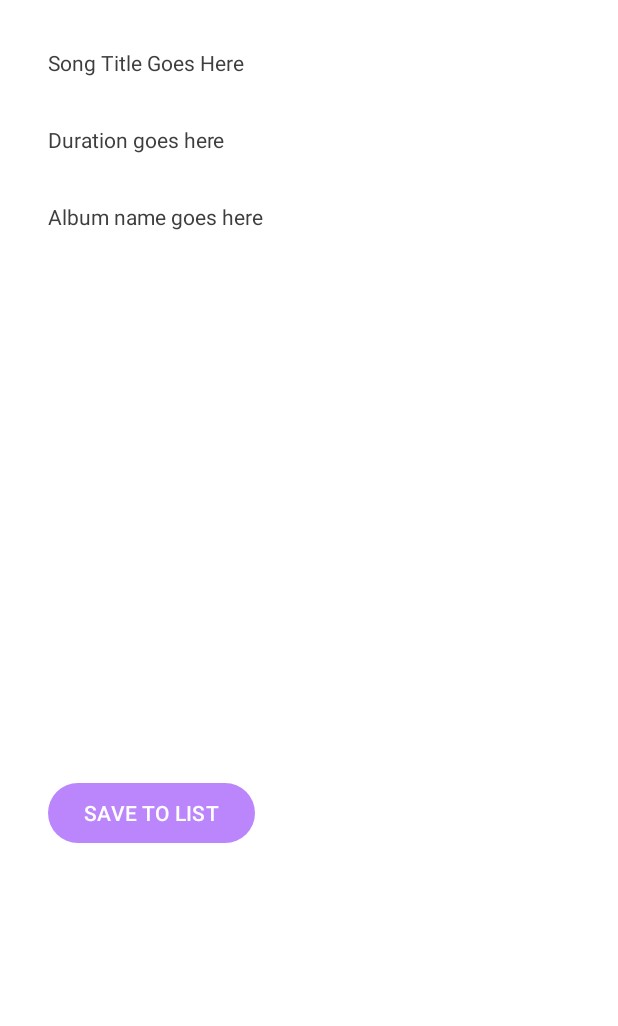
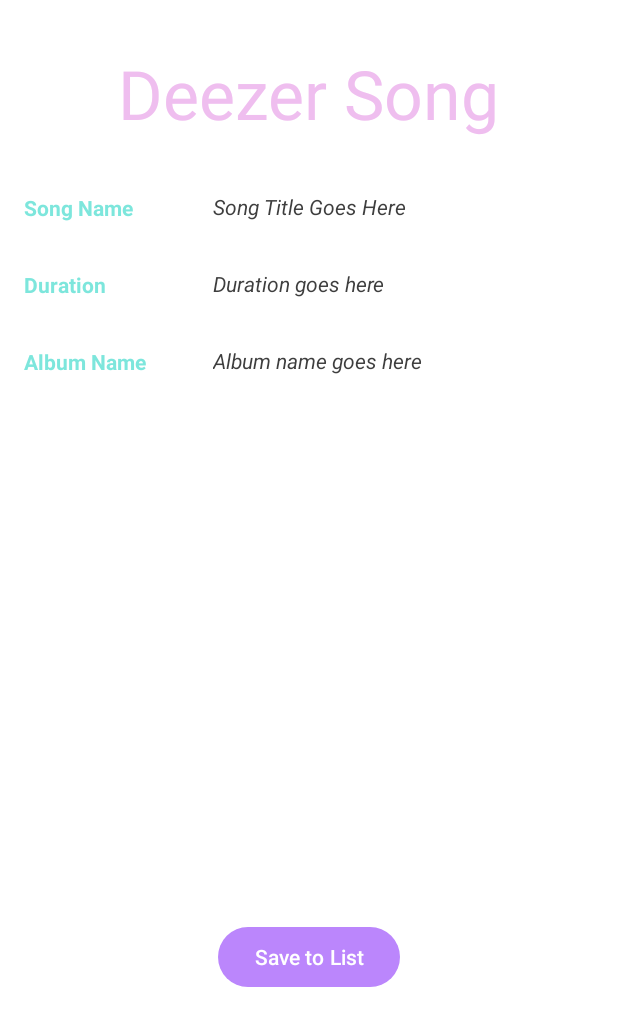
Before and after one commit to ricktang1992/CST2335Final, an Android app: the layout song_detail.xml on its own in the app's theme, with its tools: preview values and no code run, on a phone screen of 412 x 824 dp. Shown: the top 1026 px of the screen. Run offline under Robolectric (Android 15) with nearby library versions, the phone set to English and light mode, and no system bars.

Commit message:
Song - change layout 12.02.02.17

```diff
--- a/app/src/main/res/layout/song_detail.xml
+++ b/app/src/main/res/layout/song_detail.xml
@@ -8,14 +8,27 @@
     android:background="@color/white">
 
     <TextView
+        android:id="@+id/fragementViewTitle"
+        android:layout_width="wrap_content"
+        android:layout_height="wrap_content"
+        android:layout_marginTop="32dp"
+        android:text="@string/title"
+        android:textColor="@color/pink"
+        android:textSize="45dp"
+        app:layout_constraintEnd_toEndOf="parent"
+        app:layout_constraintStart_toStartOf="parent"
+        app:layout_constraintTop_toTopOf="parent" />
+
+    <TextView
         android:id="@+id/songTitle"
         android:layout_width="wrap_content"
         android:layout_height="wrap_content"
-        android:layout_marginStart="32dp"
-        android:layout_marginTop="32dp"
+        android:layout_marginTop="96dp"
         android:text="Song Title Goes Here"
+        android:textStyle="italic"
+        app:layout_constraintEnd_toEndOf="parent"
         app:layout_constraintStart_toStartOf="parent"
-        app:layout_constraintTop_toTopOf="parent" />
+        app:layout_constraintTop_toTopOf="@+id/fragementViewTitle" />
 
     <TextView
         android:id="@+id/duration"
@@ -23,6 +36,7 @@
         android:layout_height="wrap_content"
         android:layout_marginTop="32dp"
         android:text="Duration goes here"
+        android:textStyle="italic"
         app:layout_constraintStart_toStartOf="@+id/songTitle"
         app:layout_constraintTop_toBottomOf="@+id/songTitle" />
 
@@ -32,6 +46,7 @@
         android:layout_height="wrap_content"
         android:layout_marginTop="32dp"
         android:text="Album name goes here"
+        android:textStyle="italic"
         app:layout_constraintStart_toStartOf="@+id/duration"
         app:layout_constraintTop_toBottomOf="@+id/duration" />
 
@@ -40,17 +55,18 @@
         android:layout_width="300dp"
         android:layout_height="300dp"
         android:layout_marginTop="32dp"
-        app:layout_constraintStart_toStartOf="@+id/albumName"
+        app:layout_constraintEnd_toEndOf="parent"
+        app:layout_constraintStart_toStartOf="parent"
         app:layout_constraintTop_toBottomOf="@+id/albumName" />
 
     <Button
         android:id="@+id/saveSongButton"
         android:layout_width="wrap_content"
         android:layout_height="wrap_content"
-        android:layout_marginStart="32dp"
         android:layout_marginTop="32dp"
+        android:text="@string/saveToList"
+        app:layout_constraintEnd_toEndOf="parent"
         app:layout_constraintStart_toStartOf="parent"
-        android:text="SAVE TO LIST"
         app:layout_constraintTop_toBottomOf="@+id/albumCover" />
 
     <androidx.appcompat.widget.Toolbar
@@ -61,4 +77,40 @@
         app:layout_constraintStart_toStartOf="parent"
         app:layout_constraintTop_toTopOf="parent" />
 
+    <TextView
+        android:id="@+id/songnameTextView"
+        android:layout_width="wrap_content"
+        android:layout_height="wrap_content"
+        android:layout_marginStart="16dp"
+        android:layout_marginTop="36dp"
+        android:text="@string/songname"
+        android:textColor="@color/green"
+        android:textStyle="bold"
+        app:layout_constraintStart_toStartOf="parent"
+        app:layout_constraintTop_toBottomOf="@+id/fragementViewTitle" />
+
+    <TextView
+        android:id="@+id/durationTextView"
+        android:layout_width="wrap_content"
+        android:layout_height="wrap_content"
+        android:layout_marginStart="16dp"
+        android:layout_marginTop="32dp"
+        android:text="@string/durationnumber"
+        android:textStyle="bold"
+        android:textColor="@color/green"
+        app:layout_constraintStart_toStartOf="parent"
+        app:layout_constraintTop_toBottomOf="@+id/songnameTextView" />
+
+    <TextView
+        android:id="@+id/ablumnameTextView"
+        android:layout_width="wrap_content"
+        android:layout_height="wrap_content"
+        android:layout_marginStart="16dp"
+        android:layout_marginTop="32dp"
+        android:text="@string/albumname"
+        android:textStyle="bold"
+        android:textColor="@color/green"
+        app:layout_constraintStart_toStartOf="parent"
+        app:layout_constraintTop_toBottomOf="@+id/durationTextView" />
+
 </androidx.constraintlayout.widget.ConstraintLayout>
--- a/app/src/main/res/values/strings.xml
+++ b/app/src/main/res/values/strings.xml
@@ -116,7 +116,10 @@
     <string name="returnHomeQuestion">Do you want to return the home page:</string>
     <string name="title">Deezer Song</string>
     <string name="favButton">Favorite List</string>
-
+    <string name="saveToList">Save to List</string>
+    <string name="songname">Song Name</string>
+    <string name="durationnumber">Duration</string>
+    <string name="albumname">Album Name</string>
 
 
 
```
Also changed, not shown: app/src/main/java/algonquin/cst2335/cst2355final/rita/DeezerSongList.java (+44 -3 lines), app/src/main/res/layout/song_saved.xml (+16 -2 lines), app/src/main/res/menu/song_menu_list.xml (deleted, +0 -14 lines), 1 other file.
